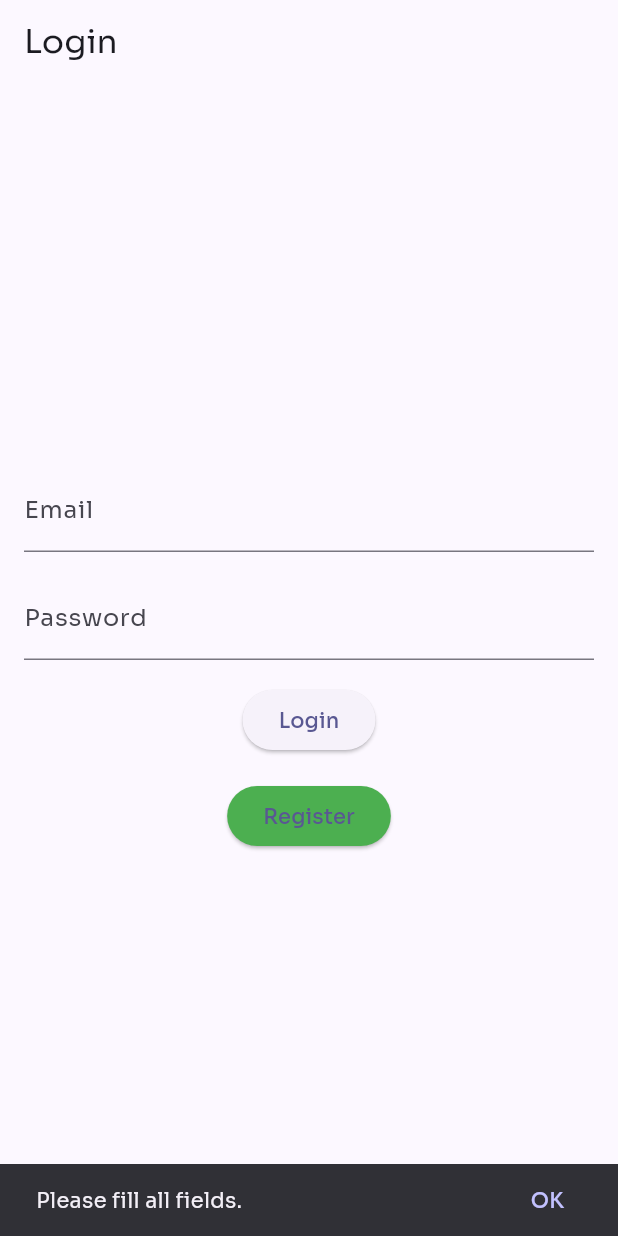
After one commit to mayrazan/av2-flutter, a Flutter app: the screen it shows after launch, after a tap on "Login", on a phone screen of 412 x 824 dp. The commit adds this screen. Run offline on Flutter 3.47's test engine with Material 3 defaults, Android fonts, the phone set to English and light mode, and no system bars; our stand-ins replace flutter_bloc, flutter_svg, shared_preferences, table_calendar.

Commit message:
add login and register screens

```diff
--- a/lib/routes/app_router.dart
+++ b/lib/routes/app_router.dart
@@ -3,7 +3,9 @@ import 'package:imake/routes/pages.dart';
 import 'package:imake/splash_screen.dart';
 import 'package:imake/tasks/data/local/model/task_model.dart';
 import 'package:imake/tasks/presentation/pages/about_screen.dart';
+import 'package:imake/tasks/presentation/pages/login_screen.dart';
 import 'package:imake/tasks/presentation/pages/new_task_screen.dart';
+import 'package:imake/tasks/presentation/pages/register_screen.dart';
 import 'package:imake/tasks/presentation/pages/tasks_screen.dart';
 import 'package:imake/tasks/presentation/pages/update_task_screen.dart';
 
@@ -32,6 +34,14 @@ Route onGenerateRoute(RouteSettings routeSettings) {
       return MaterialPageRoute(
         builder: (context) => const AboutScreen(),
       );
+    case Pages.register:
+      return MaterialPageRoute(
+        builder: (context) => const RegisterScreen(),
+      );
+    case Pages.login:
+      return MaterialPageRoute(
+        builder: (context) => const LoginScreen(),
+      );
     default:
       return MaterialPageRoute(
         builder: (context) => const PageNotFound(),
--- a/lib/routes/pages.dart
+++ b/lib/routes/pages.dart
@@ -6,4 +6,5 @@ class Pages {
   static const tasksScreen = '/tasks';
   static const about = '/about';
   static const login = '/login';
+  static const register = '/register';
 }
--- a/lib/splash_screen.dart
+++ b/lib/splash_screen.dart
@@ -1,4 +1,5 @@
 import 'package:flutter/material.dart';
+import 'package:imake/tasks/data/repository/token_repository.dart';
 import 'components/widgets.dart';
 import 'routes/pages.dart';
 import 'utils/color_palette.dart';
@@ -12,6 +13,8 @@ class SplashScreen extends StatefulWidget {
 }
 
 class _SplashScreenState extends State<SplashScreen> {
+  final TokenRepository _tokenRepository = TokenRepository();
+
   @override
   void initState() {
     startTimer();
@@ -19,13 +22,23 @@ class _SplashScreenState extends State<SplashScreen> {
   }
 
   startTimer() async {
-    Future.delayed(const Duration(milliseconds: 3000), () {
+    await Future.delayed(const Duration(milliseconds: 3000));
+    final hasToken = await _tokenRepository.hasToken();
+
+    if (!mounted) return;
+    if (hasToken) {
       Navigator.pushNamedAndRemoveUntil(
         context,
         Pages.tasksScreen,
         (route) => false,
       );
-    });
+    } else {
+      Navigator.pushNamedAndRemoveUntil(
+        context,
+        Pages.login,
+        (route) => false,
+      );
+    }
   }
 
   @override
--- /dev/null
+++ b/lib/tasks/data/local/model/user_model.dart
@@ -0,0 +1,25 @@
+class User {
+  String email;
+  String password;
+
+  User({required this.email, required this.password});
+
+  Map<String, dynamic> toJson() {
+    return {
+      'email': email,
+      'password': password,
+    };
+  }
+
+  factory User.fromJson(Map<String, dynamic> json) {
+    return User(
+      email: json['email'],
+      password: json['password'],
+    );
+  }
+
+  @override
+  String toString() {
+    return 'User{email: $email, password: $password}';
+  }
+}
--- /dev/null
+++ b/lib/tasks/data/repository/token_repository.dart
@@ -0,0 +1,39 @@
+import 'dart:convert';
+import 'package:imake/tasks/data/local/model/token_model.dart';
+import 'package:shared_preferences/shared_preferences.dart';
+
+class TokenRepository {
+  static const _tokenKey = 'userToken';
+
+  // Save the Token object to SharedPreferences
+  Future<void> saveToken() async {
+    final prefs = await SharedPreferences.getInstance();
+    final effectiveToken = Token.generateDynamicToken();
+
+    final tokenJson = json.encode(effectiveToken.toJson());
+    await prefs.setString(_tokenKey, tokenJson);
+  }
+
+  // Retrieve the Token object from SharedPreferences
+  Future<Token?> getToken() async {
+    final prefs = await SharedPreferences.getInstance();
+    final tokenJson = prefs.getString(_tokenKey);
+    if (tokenJson != null) {
+      // Convert JSON string back to a Token object
+      return Token.fromJson(json.decode(tokenJson));
+    }
+    return null;
+  }
+
+  // Remove the Token object from SharedPreferences
+  Future<void> removeToken() async {
+    final prefs = await SharedPreferences.getInstance();
+    await prefs.remove(_tokenKey);
+  }
+
+  // Check if the Token object exists in SharedPreferences
+  Future<bool> hasToken() async {
+    final prefs = await SharedPreferences.getInstance();
+    return prefs.containsKey(_tokenKey);
+  }
+}
--- /dev/null
+++ b/lib/tasks/data/repository/user_repository.dart
@@ -0,0 +1,36 @@
+import 'dart:convert';
+import 'package:imake/tasks/data/local/model/user_model.dart';
+import 'package:shared_preferences/shared_preferences.dart';
+
+class UserRepository {
+  static const String _keyUser = 'user';
+
+  Future<void> saveUser(email, password) async {
+    SharedPreferences prefs = await SharedPreferences.getInstance();
+    User user = User(email: email, password: password);
+    String userJson = jsonEncode(user.toJson());
+    await prefs.setString(_keyUser, userJson);
+  }
+
+  Future<User?> getUser() async {
+    SharedPreferences prefs = await SharedPreferences.getInstance();
+    String? userJson = prefs.getString(_keyUser);
+    if (userJson != null) {
+      Map<String, dynamic> userMap = jsonDecode(userJson);
+      return User.fromJson(userMap);
+    } else {
+      return null;
+    }
+  }
+
+  Future<bool> checkEmailExists(String email) async {
+    SharedPreferences prefs = await SharedPreferences.getInstance();
+    String? userJson = prefs.getString(_keyUser);
+    if (userJson != null) {
+      Map<String, dynamic> userMap = jsonDecode(userJson);
+      return userMap['email'] == email;
+    } else {
+      return false;
+    }
+  }
+}
--- /dev/null
+++ b/lib/tasks/presentation/pages/login_screen.dart
@@ -0,0 +1,153 @@
+import 'package:flutter/material.dart';
+import 'package:imake/routes/pages.dart';
+import 'package:imake/tasks/data/repository/token_repository.dart';
+import 'package:imake/tasks/data/repository/user_repository.dart';
+
+class LoginScreen extends StatefulWidget {
+  const LoginScreen({super.key});
+
+  @override
+  LoginScreenState createState() => LoginScreenState();
+}
+
+class LoginScreenState extends State<LoginScreen> {
+  final TextEditingController _emailController = TextEditingController();
+  final TextEditingController _passwordController = TextEditingController();
+  final UserRepository _repository = UserRepository();
+  final TokenRepository _tokenRepository = TokenRepository();
+
+  @override
+  void dispose() {
+    _emailController.dispose();
+    _passwordController.dispose();
+    super.dispose();
+  }
+
+  void _login() async {
+    if (!_validateFields()) return;
+
+    final email = _emailController.text;
+    final password = _passwordController.text;
+
+    final user = await _repository.getUser();
+    if (user == null) {
+      _showUserNotFoundSnackBar();
+      return;
+    }
+
+    if (user.email != email || user.password != password) {
+      _showInvalidCredentialsSnackBar();
+      return;
+    }
+
+    _showSuccessSnackBar();
+    await _tokenRepository.saveToken();
+    if (mounted) {
+      Navigator.pushNamed(context, Pages.initial);
+    }
+  }
+
+  bool _validateFields() {
+    final isEmailEmpty = _emailController.text.isEmpty;
+    final isPasswordEmpty = _passwordController.text.isEmpty;
+
+    if (isEmailEmpty || isPasswordEmpty) {
+      ScaffoldMessenger.of(context).showSnackBar(
+        SnackBar(
+          content: const Text('Please fill all fields.'),
+          action: SnackBarAction(
+            label: 'OK',
+            onPressed: () {},
+          ),
+        ),
+      );
+      return false;
+    }
+    return true;
+  }
+
+  void _showUserNotFoundSnackBar() {
+    ScaffoldMessenger.of(context).showSnackBar(
+      SnackBar(
+        content: const Text('User not found.'),
+        action: SnackBarAction(
+          label: 'OK',
+          onPressed: () {},
+        ),
+      ),
+    );
+  }
+
+  void _showInvalidCredentialsSnackBar() {
+    ScaffoldMessenger.of(context).showSnackBar(
+      SnackBar(
+        content: const Text('Invalid credentials.'),
+        action: SnackBarAction(
+          label: 'OK',
+          onPressed: () {},
+        ),
+      ),
+    );
+  }
+
+  void _showSuccessSnackBar() {
+    ScaffoldMessenger.of(context).showSnackBar(
+      SnackBar(
+        content: const Text('Login successful.'),
+        action: SnackBarAction(
+          label: 'OK',
+          onPressed: () {},
+        ),
+      ),
+    );
+  }
+
+  @override
+  Widget build(BuildContext context) {
+    return Scaffold(
+      appBar: AppBar(
+        title: const Text('Login'),
+      ),
+      body: Padding(
+        padding: const EdgeInsets.all(16.0),
+        child: Column(
+          mainAxisAlignment: MainAxisAlignment.center,
+          children: [
+            TextField(
+              controller: _emailController,
+              decoration: const InputDecoration(
+                labelText: 'Email',
+              ),
+            ),
+            const SizedBox(height: 16.0),
+            TextField(
+              controller: _passwordController,
+              obscureText: true,
+              decoration: const InputDecoration(
+                labelText: 'Password',
+              ),
+            ),
+            const SizedBox(height: 16.0),
+            ElevatedButton(
+              onPressed: () {
+                _login();
+              },
+              child: const Text('Login'),
+            ),
+            const SizedBox(height: 16.0),
+            ElevatedButton(
+              onPressed: () {
+                // Navigate to the registration page
+                Navigator.pushNamed(context, Pages.register);
+              },
+              style: ElevatedButton.styleFrom(
+                backgroundColor: Colors.green,
+              ),
+              child: const Text('Register'),
+            ),
+          ],
+        ),
+      ),
+    );
+  }
+}
```
Also changed, not shown: lib/tasks/data/local/model/token_model.dart (added, +32 -0 lines), lib/tasks/presentation/pages/register_screen.dart (added, +119 -0 lines), lib/tasks/presentation/pages/tasks_screen.dart (+34 -2 lines), 1 other file.
